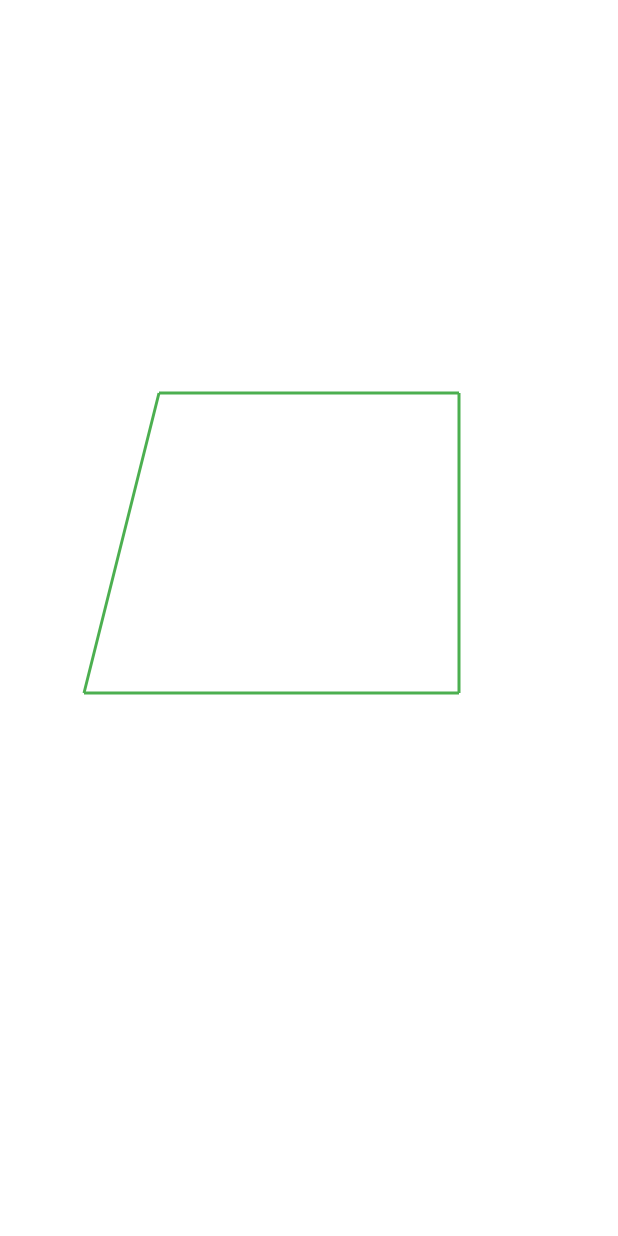
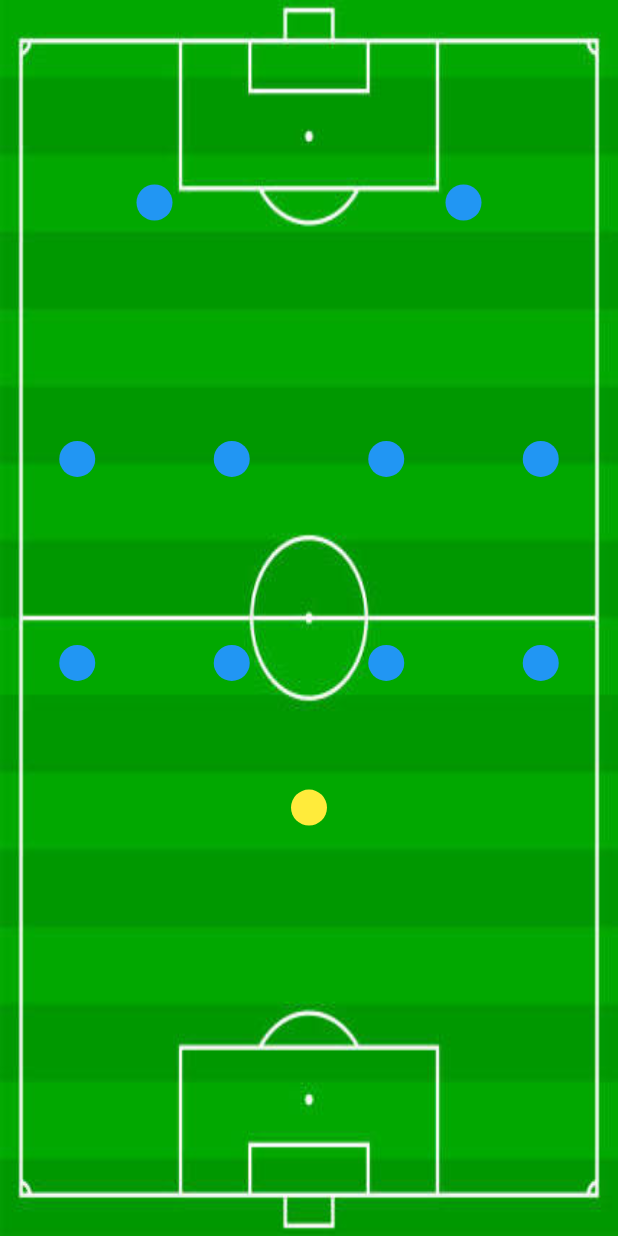
Before and after one commit to padc-flutter-ltc-15/flutter_custom_components, a Flutter app: the screen it shows after launch, on a phone screen of 412 x 824 dp. Run offline on Flutter 3.47's test engine with Material 2 defaults, Android fonts, the phone set to English and light mode, and no system bars.

Commit message:
custom layouts and attributes; football formation 4 4 2

```diff
--- /dev/null
+++ b/lib/custom_layouts/custom_layout.dart
@@ -0,0 +1,105 @@
+
+import 'package:flutter/cupertino.dart';
+import 'package:flutter/material.dart';
+import 'package:flutter_custom_components/resources/dimens.dart';
+
+class CustomLayout extends StatelessWidget {
+  const CustomLayout({Key? key}) : super(key: key);
+
+  @override
+  Widget build(BuildContext context) {
+    return Stack(
+      children: [
+        FootballPitchBackgroundView(),
+        FormationView(),
+      ],
+    );
+  }
+}
+
+class FormationView extends StatelessWidget {
+  const FormationView({Key? key}) : super(key: key);
+
+  @override
+  Widget build(BuildContext context) {
+    return Container(
+      padding: EdgeInsets.only(top: MARGIN_LARGE_2X),
+      child: Column(
+        children: [
+          GridView.count(
+            crossAxisCount: 2,
+            shrinkWrap: true,
+            physics: NeverScrollableScrollPhysics(),
+            children: List.generate(2, (index) => PlayerView()),
+          ),
+          SizedBox(
+            height: MediaQuery.of(context).size.height/50,
+          ),
+          GridView.count(
+            crossAxisCount: 4,
+            shrinkWrap: true,
+            physics: NeverScrollableScrollPhysics(),
+            children: List.generate(4, (index) => PlayerView()),
+          ),
+          SizedBox(
+            height: MediaQuery.of(context).size.height/25,
+          ),
+          GridView.count(
+            crossAxisCount: 4,
+            shrinkWrap: true,
+            physics: NeverScrollableScrollPhysics(),
+            children: List.generate(4, (index) => PlayerView()),
+          ),
+          SizedBox(
+            height: MediaQuery.of(context).size.height/25,
+          ),
+          PlayerView(
+            isGoalKeeper: true,
+          ),
+        ],
+      ),
+    );
+  }
+}
+
+
+class FootballPitchBackgroundView extends StatelessWidget {
+  const FootballPitchBackgroundView({Key? key}) : super(key: key);
+
+  @override
+  Widget build(BuildContext context) {
+    return Container(
+      width: double.infinity,
+      height: double.infinity,
+      child: Image.asset(
+        "assets/images/footballpitch.jpeg",
+        width: 10,
+        height: 10,
+        fit: BoxFit.fill,
+      ),
+    );
+  }
+}
+
+class PlayerView extends StatelessWidget {
+
+  final bool isGoalKeeper;
+
+  const PlayerView({Key? key, this.isGoalKeeper = false}) : super(key: key);
+
+  @override
+  Widget build(BuildContext context) {
+    return Container(
+      child: Center(
+        child: Container(
+          width: MARGIN_LARGE,
+          height: MARGIN_LARGE,
+          decoration: BoxDecoration(
+            borderRadius: BorderRadius.circular(MARGIN_MEDIUM_2X),
+            color: (isGoalKeeper)?Colors.yellow:Colors.blue
+          ),
+        ),
+      ),
+    );
+  }
+}
--- a/lib/main.dart
+++ b/lib/main.dart
@@ -1,4 +1,5 @@
 import 'package:flutter/material.dart';
+import 'package:flutter_custom_components/custom_layouts/custom_layout.dart';
 import 'package:flutter_custom_components/custom_painter/custom_painter_demo.dart';
 
 void main() {
@@ -25,7 +26,7 @@ class MyApp extends StatelessWidget {
         // is not restarted.
         primarySwatch: Colors.blue,
       ),
-      home: CustomPainterDemo(),
+      home: CustomLayout(),
     );
   }
 }
--- /dev/null
+++ b/lib/resources/strings.dart
@@ -0,0 +1,5 @@
+
+const LOREM = "Lorem";
+const LOREM_IPSM_BLAH_BLAH = "In publishing and graphic design, Lorem ipsum is a placeholder text commonly used to demonstrate the visual form of a document or a typeface without relying on meaningful content. Lorem ipsum may be used as a placeholder before final copy is available.";
+
+const PICK_REGION_SCREEN_TITLE = "Pick Region";
--- a/pubspec.yaml
+++ b/pubspec.yaml
@@ -58,6 +58,9 @@ flutter:
   # the material Icons class.
   uses-material-design: true
 
+  assets:
+    - assets/images/
+
   # To add assets to your application, add an assets section, like this:
   # assets:
   #   - images/a_dot_burr.jpeg
```
Also changed, not shown: lib/resources/colors.dart (added, +25 -0 lines), lib/resources/dimens.dart (added, +22 -0 lines), assets/images/footballpitch.jpeg (added).
